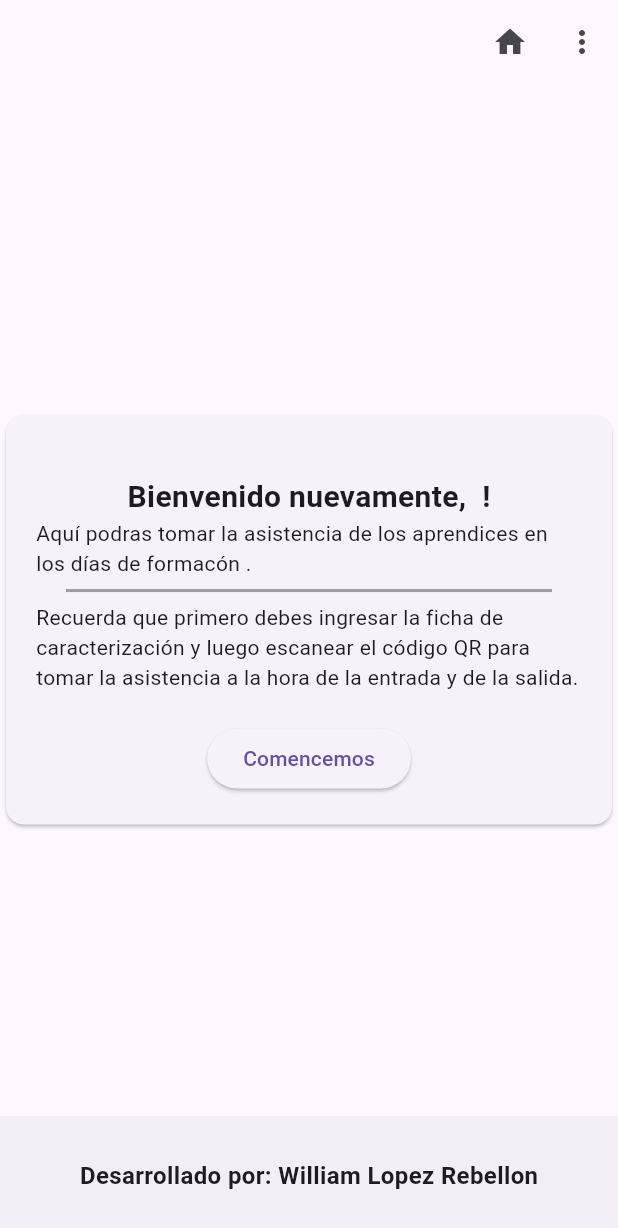
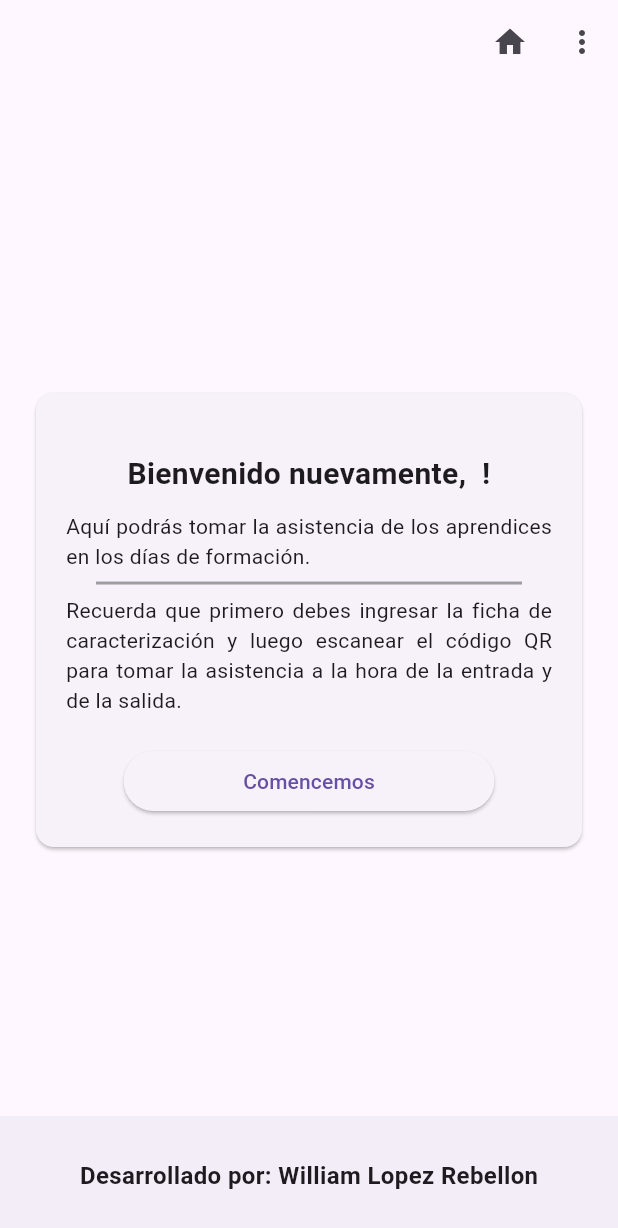
Before and after one commit to academicacoordinacion/registroAsistenciaSenaMovil, a Flutter app: the DashboardScreen screen opened directly with empty values, on a phone screen of 412 x 824 dp. Shown: the top 1228 px of the screen. Run offline on Flutter 3.47's test engine with Material 3 defaults, Android fonts, the phone set to English and light mode, and no system bars; our stand-ins replace dio, dropdown_search, fluttertoast, shared_preferences, webview_flutter; missing offline and left inert: qr_code_scanner; accounts and stored records are empty.

Commit message:
screen reponsive

```diff
--- a/lib/screens/dashboard_screens.dart
+++ b/lib/screens/dashboard_screens.dart
@@ -1,18 +1,17 @@
-import 'package:dio/dio.dart';
 import 'package:flutter/material.dart';
 import 'package:fluttertoast/fluttertoast.dart';
 import 'package:registro_asistencia_sena_movil/models/ambiente_response.dart';
-import 'package:registro_asistencia_sena_movil/models/departamento_response.dart';
 import 'package:registro_asistencia_sena_movil/models/ficha_caracterizacion_response.dart';
 import 'package:registro_asistencia_sena_movil/models/login_response.dart';
 import 'package:registro_asistencia_sena_movil/screens/fichas_caracterizacion/index1_screens.dart';
 import 'package:registro_asistencia_sena_movil/services/app_services.dart';
-import 'package:registro_asistencia_sena_movil/utils/constantes.dart';
 import 'package:registro_asistencia_sena_movil/widgets/footer.dart';
 import 'package:registro_asistencia_sena_movil/widgets/header.dart';
 
 class DashboardScreen extends StatefulWidget {
-  const DashboardScreen({super.key, required this.loginResponse});
+  const DashboardScreen({Key? key, required this.loginResponse})
+      : super(key: key);
+
   final LoginResponse loginResponse;
 
   @override
@@ -21,24 +20,25 @@ class DashboardScreen extends StatefulWidget {
 
 class _DashboardScreenState extends State<DashboardScreen> {
   final AppServices appServices = AppServices();
+
   @override
   Widget build(BuildContext context) {
     return Scaffold(
       appBar: PreferredSize(
-        preferredSize: Size.fromHeight(MediaQuery.of(context).size.height *
-            0.1), // Establecer la altura del AppBar como el 10% del alto de la pantalla
+        preferredSize:
+            Size.fromHeight(MediaQuery.of(context).size.height * 0.1),
         child: Header(loginResponse: widget.loginResponse),
       ),
       body: Center(
+        child: SingleChildScrollView(
+          child: Padding(
+            padding: const EdgeInsets.all(20.0),
             child: Column(
               mainAxisAlignment: MainAxisAlignment.center,
               children: <Widget>[
                 Card(
-              child: Container(
-                padding: const EdgeInsets.all(20),
-                // width: 350,
-                // height: 300,
-                child: Center(
+                  child: Padding(
+                    padding: const EdgeInsets.all(20.0),
                     child: Column(
                       mainAxisAlignment: MainAxisAlignment.center,
                       children: [
@@ -49,9 +49,13 @@ class _DashboardScreenState extends State<DashboardScreen> {
                             fontSize: 20,
                             fontWeight: FontWeight.bold,
                           ),
+                          textAlign: TextAlign.center,
                         ),
+                        const SizedBox(height: 10),
                         const Text(
-                          "Aquí podras tomar la asistencia de los aprendices en los días de formacón ."),
+                          "Aquí podrás tomar la asistencia de los aprendices en los días de formación.",
+                          textAlign: TextAlign.justify,
+                        ),
                         const Divider(
                           color: Colors.grey,
                           thickness: 2,
@@ -59,21 +63,29 @@ class _DashboardScreenState extends State<DashboardScreen> {
                           endIndent: 20,
                         ),
                         const Text(
-                          "Recuerda que primero debes ingresar la ficha de caracterización y luego escanear el código QR para tomar la asistencia a la hora de la entrada y de la salida."),
+                          "Recuerda que primero debes ingresar la ficha de caracterización y luego escanear el código QR para tomar la asistencia a la hora de la entrada y de la salida.",
+                          textAlign: TextAlign.justify,
+                        ),
                         const SizedBox(height: 20),
-                      ElevatedButton(
+                        SizedBox(
+                          width: MediaQuery.of(context).size.width * 0.6,
+                          child: ElevatedButton(
                             onPressed: () {
-                          apiIndex(widget.loginResponse.persona.instructorId,
-                              widget.loginResponse.persona.regionalId, context);
+                              apiIndex(
+                                  widget.loginResponse.persona.instructorId,
+                                  widget.loginResponse.persona.regionalId,
+                                  context);
                             },
                             child: const Text('Comencemos'),
+                          ),
                         ),
                       ],
                     ),
                   ),
                 ),
+              ],
             ),
-          ],
+          ),
         ),
       ),
       bottomNavigationBar: const footer(),
@@ -84,12 +96,8 @@ class _DashboardScreenState extends State<DashboardScreen> {
   void apiIndex(int instructorId, int regionalID, BuildContext context) async {
     try {
       final ambientes = await apiCargarAmbientes(regionalID);
-      // print("estos son los ambientes");
-      // print(ambientes);
       final fichasCaracterizacion =
           await apiCargarFichasCaracterizacion(instructorId);
-        //   print("estas son las fichas");
-        // print(fichasCaracterizacion);
       if (ambientes != null && fichasCaracterizacion != null) {
         Navigator.push(
           context,
@@ -119,11 +127,11 @@ class _DashboardScreenState extends State<DashboardScreen> {
     }
   }
 
-
   Future<List<Ambiente>?> apiCargarAmbientes(int regionalID) async {
     final data = await appServices.getAmbientes(regionalID);
     return data.isNotEmpty ? data : null;
   }
+
   Future<List<FichaCaracterizacion>?> apiCargarFichasCaracterizacion(
       int instructorId) async {
     final data = await appServices.getFichasCaracterizacion(instructorId);
```
Lines whose indentation alone changed are shown as unchanged.
